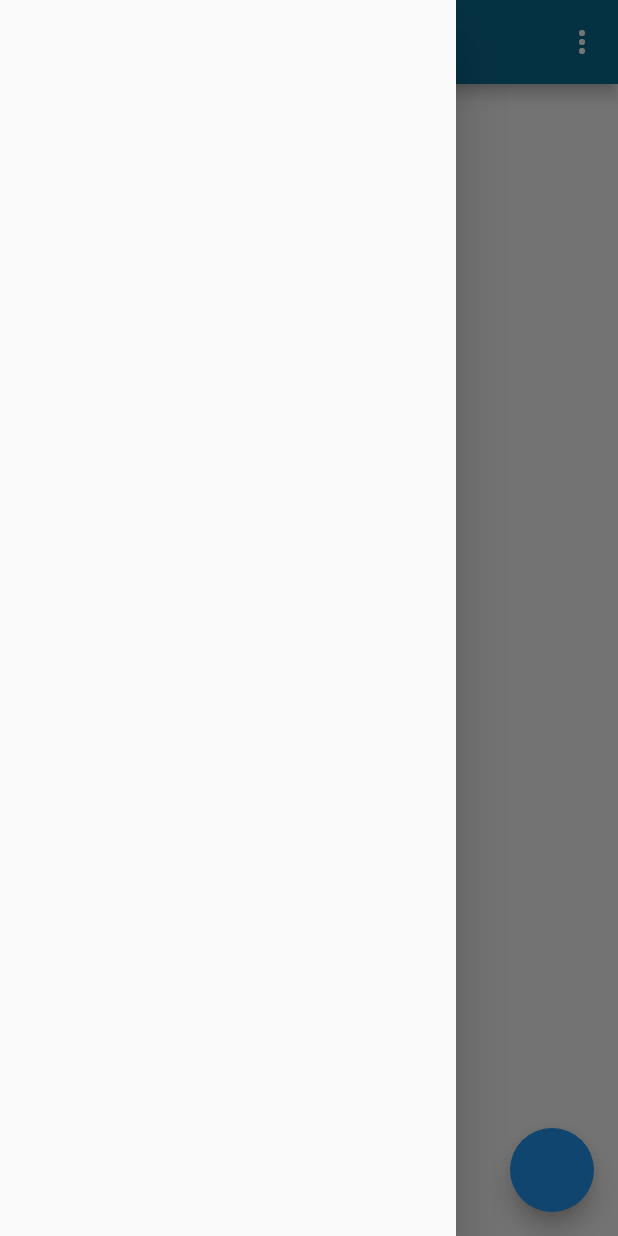
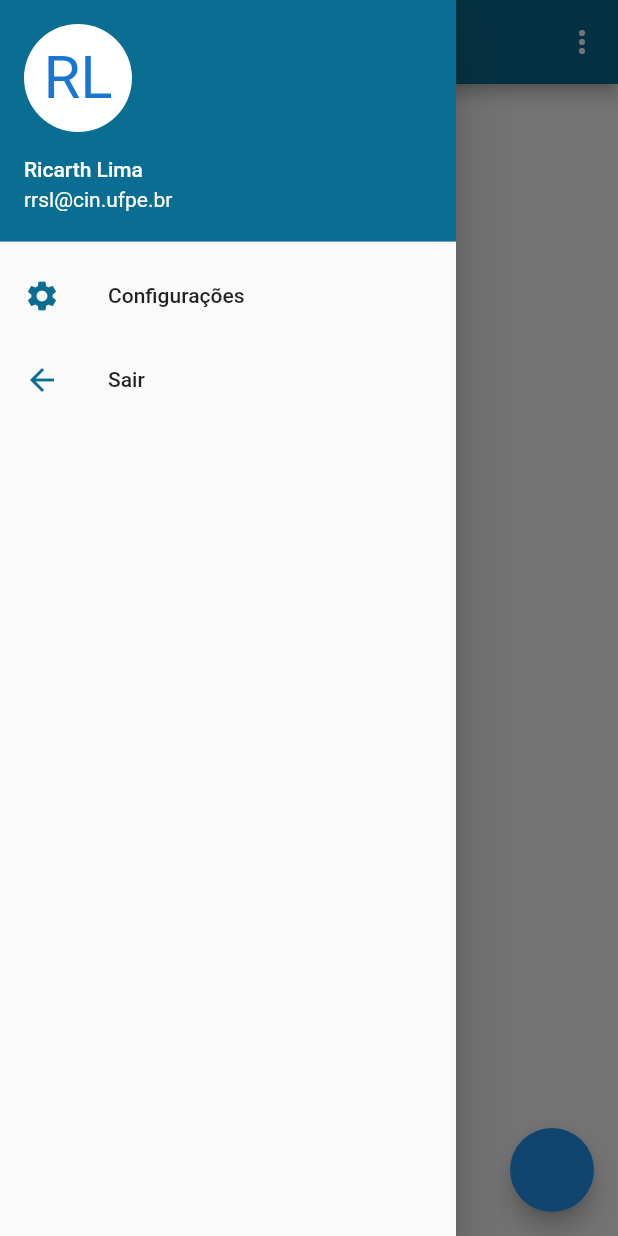
Before and after one commit to ricarthlima/flutter-gym-app-dotcode, a Flutter app: the screen it shows after launch, with the side drawer open, on a phone screen of 412 x 824 dp. Run offline on Flutter 3.47's test engine with Material 2 defaults, Android fonts, the phone set to English and light mode, and no system bars; our stand-ins replace shared_preferences.

Commit message:
home - get home drawer

```diff
--- a/lib/pages/home/home_widgets/home_drawer.dart
+++ b/lib/pages/home/home_widgets/home_drawer.dart
@@ -2,5 +2,41 @@ import 'package:flutter/material.dart';
 import 'package:gym_app/shared/constants/custom_colors.dart';
 
 Drawer getHomeDrawer() {
-  return Drawer();
+  return Drawer(
+    child: ListView(
+      padding: EdgeInsets.zero,
+      children: [
+        UserAccountsDrawerHeader(
+          decoration: BoxDecoration(color: Color(0xff0A6D92)),
+          accountName: Text("Ricarth Lima"),
+          accountEmail: Text("rrsl@cin.ufpe.br"),
+          currentAccountPicture: CircleAvatar(
+            backgroundColor: Colors.white,
+            child: Text(
+              "RL",
+              style: TextStyle(fontSize: 40),
+            ),
+          ),
+        ),
+        ListTile(
+          leading: Icon(
+            Icons.settings,
+            color: CustomColors().getAppBarMainColor(),
+          ),
+          title: Text(
+            "Configurações",
+          ),
+        ),
+        ListTile(
+          leading: Icon(
+            Icons.arrow_back_sharp,
+            color: CustomColors().getAppBarMainColor(),
+          ),
+          title: Text(
+            "Sair",
+          ),
+        )
+      ],
+    ),
+  );
 }
```
